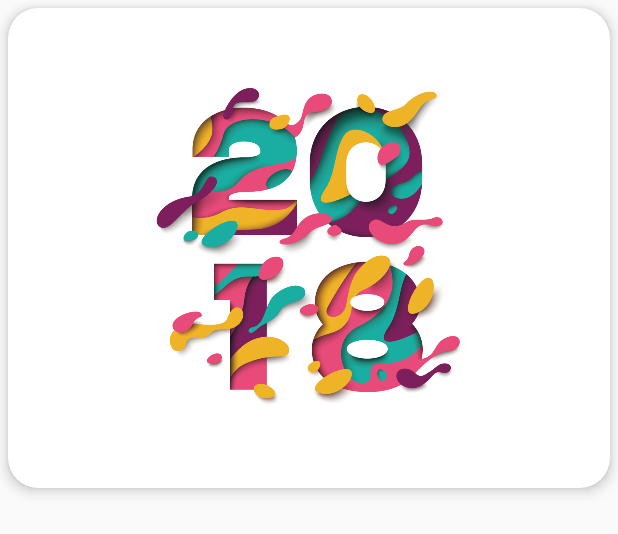
After one commit to FarmerQi/Demo, an Android app: the layout cardview_for_recyclerview.xml on its own in the app's theme, with its tools: preview values and no code run, on a phone screen of 412 x 824 dp. The commit adds this screen. Shown: the top 534 px of the screen. Run offline under Robolectric (Android 15) with nearby library versions, the light colour scheme and no system bars.

Commit message:
add cardview

```diff
--- a/Farm/MyApplication/app/build.gradle
+++ b/Farm/MyApplication/app/build.gradle
@@ -29,4 +29,5 @@ dependencies {
     testCompile 'junit:junit:4.12'
     implementation 'com.android.support:support-v4:25.3.1'
     implementation 'com.android.support:design:25.3.1'
+    implementation 'com.android.support:cardview-v7:25.3.1'
 }
--- /dev/null
+++ b/Farm/MyApplication/app/src/main/res/layout/cardview_for_recyclerview.xml
@@ -0,0 +1,24 @@
+<?xml version="1.0" encoding="utf-8"?>
+<android.support.v7.widget.CardView xmlns:android="http://schemas.android.com/apk/res/android"
+    android:layout_width="match_parent"
+    android:layout_height="wrap_content"
+    xmlns:app="http://schemas.android.com/apk/res-auto"
+    app:cardElevation="5dp"
+
+    android:layout_marginLeft="5dp"
+    android:layout_marginRight="5dp"
+    android:layout_marginTop="5dp"
+    android:layout_marginBottom="5dp"
+    app:cardCornerRadius="20dp">
+
+    <ImageView
+        android:id="@+id/cardview_image"
+        android:layout_width="match_parent"
+        android:layout_height="280dp"
+        android:src="@drawable/bg_2018"
+        android:layout_marginLeft="20dp"
+        android:layout_marginRight="20dp"
+        android:layout_marginTop="20dp"
+        android:layout_marginBottom="20dp"/>
+
+</android.support.v7.widget.CardView>
--- a/Farm/MyApplication/app/src/main/res/layout/home_main.xml
+++ b/Farm/MyApplication/app/src/main/res/layout/home_main.xml
@@ -1,7 +1,6 @@
 <?xml version="1.0" encoding="utf-8"?>
-<FrameLayout xmlns:android="http://schemas.android.com/apk/res/android"
-
-
+<FrameLayout
+    xmlns:android="http://schemas.android.com/apk/res/android"
     android:layout_width="match_parent"
     android:layout_height="match_parent"
     xmlns:app="http://schemas.android.com/apk/res-auto"
--- a/Farm/MyApplication/app/src/main/res/layout/nav_bar_main.xml
+++ b/Farm/MyApplication/app/src/main/res/layout/nav_bar_main.xml
@@ -12,7 +12,7 @@
         android:layout_width="match_parent"
         android:layout_height="56dp"
         android:gravity="bottom"
-        android:background="@color/papayawhip"
+        android:background="@color/lightblue"
         android:orientation="horizontal"
         >
 
--- a/Farm/MyApplication/app/src/main/res/menu/activity_main_drawer.xml
+++ b/Farm/MyApplication/app/src/main/res/menu/activity_main_drawer.xml
@@ -25,10 +25,6 @@
 
         </item>
     </group>
-
-
-
-
     <item android:title="HHHHH">
         <menu>
             <item
```
Also changed, not shown: Farm/MyApplication/app/src/main/res/drawable/bg_2018.png (added), Farm/MyApplication/app/src/main/res/drawable/test.jpg (added).
